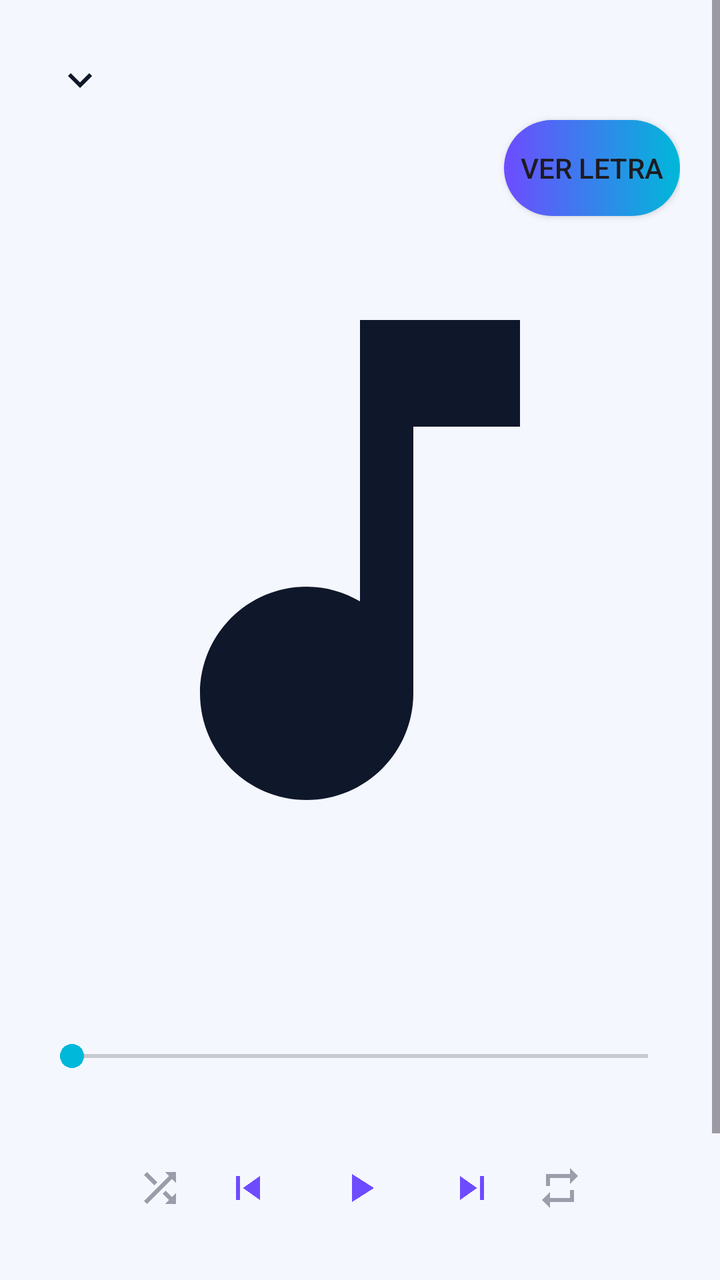
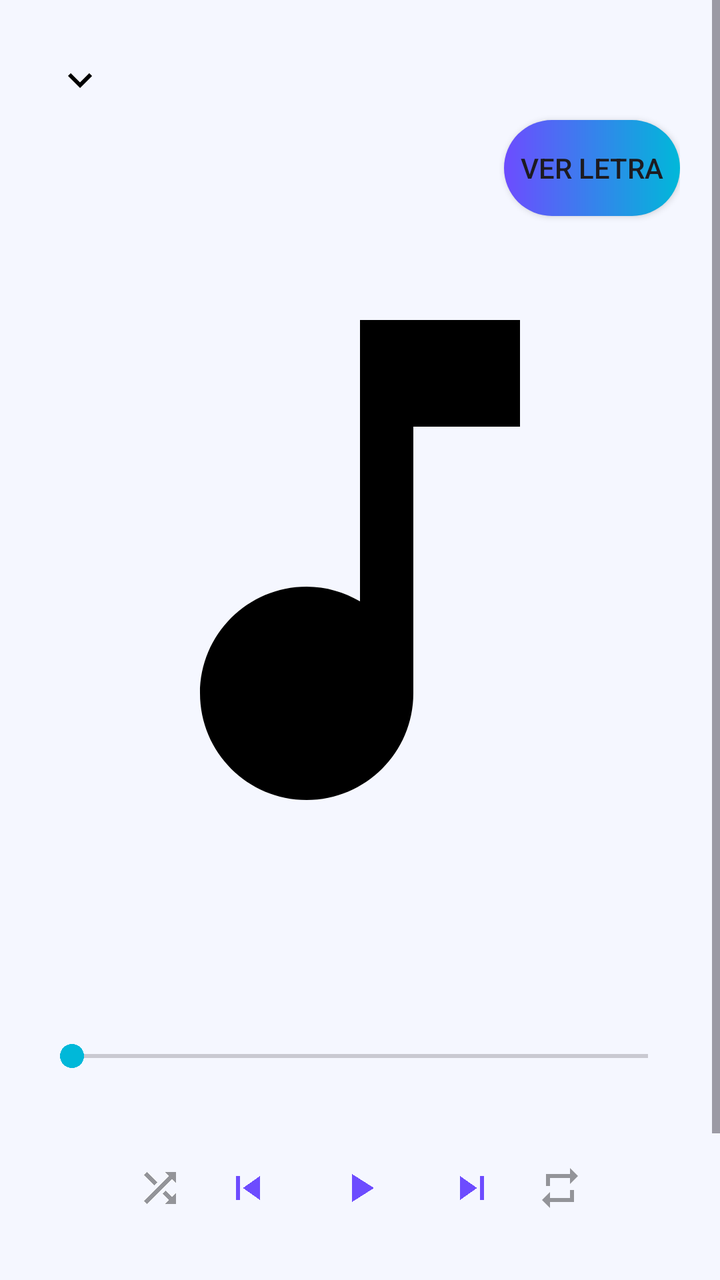

An Android layout rendered at two revisions. The XML below is the earlier revision; the diff shows what the commit changed to produce the second picture.
<!-- AndroidManifest.xml: application theme Base.Theme.Reproducers -->
<!-- res/layout/activity_player.xml -->
<ScrollView
    xmlns:android="http://schemas.android.com/apk/res/android"
    android:layout_width="match_parent"
    android:layout_height="match_parent"
    xmlns:app="http://schemas.android.com/apk/res-auto">

    <LinearLayout
        android:layout_width="match_parent"
        android:layout_height="wrap_content"
        android:orientation="vertical"
        android:padding="20dp">

        <ImageButton
            android:id="@+id/btnCollapse"
            android:layout_width="40dp"
            android:layout_height="40dp"
            android:layout_gravity="start"
            android:background="?attr/selectableItemBackgroundBorderless"
            android:src="@drawable/ic_down"
            app:tint="@color/iconTint" />

        
        <Button
            android:id="@+id/btnLyrics"
            android:layout_width="wrap_content"
            android:layout_height="wrap_content"
            android:layout_gravity="end"
            android:text="@string/view_lyrics"
            android:background="@drawable/bg_rounded_button"/>

        
        <ImageView
            android:id="@+id/playerCover"
            android:layout_width="match_parent"
            android:layout_height="320dp"
            android:scaleType="centerCrop"
            android:layout_marginTop="12dp"
            android:src="@drawable/ic_music_note"
            app:tint="@color/iconTint"/>

        
        <TextView
            android:id="@+id/lyricsView"
            android:layout_width="match_parent"
            android:layout_height="320dp"
            android:visibility="gone"
            android:gravity="center"
            android:textSize="18sp"
            android:scrollbars="vertical" />

        <TextView
            android:id="@+id/playerTitle"
            android:layout_width="match_parent"
            android:layout_height="wrap_content"
            android:textColor="@color/textPrimary"
            android:textSize="22sp"
            android:textStyle="bold"
            android:gravity="center"
            android:layout_marginTop="16dp" />

        <TextView
            android:id="@+id/playerArtist"
            android:layout_width="match_parent"
            android:layout_height="wrap_content"
            android:textSize="16sp"
            android:textColor="@color/textSecondary"
            android:gravity="center" />

        <SeekBar
            android:id="@+id/seekBar"
            android:layout_width="match_parent"
            android:layout_height="wrap_content"
            android:layout_marginTop="12dp" />

        <LinearLayout
            android:layout_width="match_parent"
            android:layout_height="wrap_content"
            android:gravity="center"
            android:orientation="horizontal"
            android:padding="25dp">

            <ImageButton
                android:id="@+id/btnShuffle"
                android:alpha="0.4"
                android:layout_width="40dp"
                android:layout_height="40dp"
                android:background="?attr/selectableItemBackgroundBorderless"
                android:src="@drawable/ic_shuffle"
                app:tint="@color/iconTint" />

            <ImageButton
                android:id="@+id/btnPrevious"
                android:layout_width="48dp"
                android:layout_height="48dp"
                android:background="?attr/selectableItemBackgroundBorderless"
                android:src="@drawable/ic_previous"
                app:tint="@color/accent" />

            <ImageButton
                android:id="@+id/btnPlayPause"
                android:layout_width="64dp"
                android:layout_height="64dp"
                android:background="?attr/selectableItemBackgroundBorderless"
                android:src="@drawable/ic_play_circle"
                app:tint="@color/accent" />

            <ImageButton
                android:id="@+id/btnNext"
                android:layout_width="48dp"
                android:layout_height="48dp"
                android:background="?attr/selectableItemBackgroundBorderless"
                android:src="@drawable/ic_next"
                app:tint="@color/accent" />

            <ImageButton
                android:id="@+id/btnRepeat"
                android:alpha="0.4"
                android:layout_width="40dp"
                android:layout_height="40dp"
                android:background="?attr/selectableItemBackgroundBorderless"
                android:src="@drawable/ic_repeat"
                app:tint="@color/iconTint" />

        </LinearLayout>

        <LinearLayout
            android:layout_width="match_parent"
            android:layout_height="wrap_content"
            android:gravity="center"
            android:orientation="horizontal"
            android:layout_marginTop="8dp">

            <ImageButton
                android:id="@+id/btnFavoritePlayer"
                android:layout_width="44dp"
                android:layout_height="44dp"
                android:background="?attr/selectableItemBackgroundBorderless"
                android:src="@drawable/ic_favorite_border"
                app:tint="@color/iconTint"/>

            <ImageButton
                android:id="@+id/btnAddToPlaylist"
                android:layout_width="44dp"
                android:layout_height="44dp"
                android:background="?attr/selectableItemBackgroundBorderless"
                android:src="@drawable/ic_playlist_add"
                app:tint="@color/iconTint"/>

        </LinearLayout>

    </LinearLayout>

</ScrollView>
<!-- resources referenced by this layout -->
<resources>
  <color name="accent">#6D4CFF</color>
  <color name="iconTint">#0F172A</color>
  <color name="textPrimary">#0F172A</color>
  <color name="textSecondary">#475569</color>
  <!-- drawable bg_rounded_button (drawable) -->
  <shape xmlns:android="http://schemas.android.com/apk/res/android">
      <corners android:radius="24dp" />
      <gradient
          android:angle="0"
          android:endColor="@color/accentSecondary"
          android:startColor="@color/accent" />
  </shape>
  <!-- drawable ic_down (drawable) -->
  <vector xmlns:android="http://schemas.android.com/apk/res/android" android:height="24dp" android:tint="#000000" android:viewportHeight="24" android:viewportWidth="24" android:width="24dp">
        
      <path android:fillColor="@android:color/white" android:pathData="M7.41,8.59L12,13.17l4.59,-4.58L18,10l-6,6 -6,-6 1.41,-1.41z"/>
      
  </vector>
  <!-- drawable ic_music_note (drawable) -->
  <vector xmlns:android="http://schemas.android.com/apk/res/android" android:height="24dp" android:tint="#000000" android:viewportHeight="24" android:viewportWidth="24" android:width="24dp">
        
      <path android:fillColor="@android:color/white" android:pathData="M12,3v10.55c-0.59,-0.34 -1.27,-0.55 -2,-0.55 -2.21,0 -4,1.79 -4,4s1.79,4 4,4 4,-1.79 4,-4V7h4V3h-6z"/>
      
  </vector>
  <!-- drawable ic_next (drawable) -->
  <vector xmlns:android="http://schemas.android.com/apk/res/android" android:height="24dp" android:tint="#000000" android:viewportHeight="24" android:viewportWidth="24" android:width="24dp">
        
      <path android:fillColor="@android:color/white" android:pathData="M6,18l8.5,-6L6,6v12zM16,6v12h2V6h-2z"/>
      
  </vector>
  <!-- drawable ic_play_circle (drawable) -->
  <vector xmlns:android="http://schemas.android.com/apk/res/android" android:height="24dp" android:tint="#000000" android:viewportHeight="24" android:viewportWidth="24" android:width="24dp">
        
      <path android:fillColor="@android:color/white" android:pathData="M8,5v14l11,-7z"/>
      
  </vector>
  <!-- drawable ic_playlist_add (drawable) -->
  <vector xmlns:android="http://schemas.android.com/apk/res/android" android:autoMirrored="true" android:height="24dp" android:tint="#000000" android:viewportHeight="24" android:viewportWidth="24" android:width="24dp">
        
      <path android:fillColor="@android:color/white" android:pathData="M14,10H3v2h11V10zM14,6H3v2h11V6zM18,14v-4h-2v4h-4v2h4v4h2v-4h4v-2H18zM3,16h7v-2H3V16z"/>
      
  </vector>
  <!-- drawable ic_previous (drawable) -->
  <vector xmlns:android="http://schemas.android.com/apk/res/android" android:height="24dp" android:tint="#000000" android:viewportHeight="24" android:viewportWidth="24" android:width="24dp">
        
      <path android:fillColor="@android:color/white" android:pathData="M6,6h2v12L6,18zM9.5,12l8.5,6L18,6z"/>
      
  </vector>
  <!-- drawable ic_repeat (drawable) -->
  <vector xmlns:android="http://schemas.android.com/apk/res/android" android:height="24dp" android:tint="#000000" android:viewportHeight="24" android:viewportWidth="24" android:width="24dp">
        
      <path android:fillColor="@android:color/white" android:pathData="M7,7h10v3l4,-4 -4,-4v3L5,5v6h2L7,7zM17,17L7,17v-3l-4,4 4,4v-3h12v-6h-2v4z"/>
      
  </vector>
  <!-- drawable ic_shuffle (drawable) -->
  <vector xmlns:android="http://schemas.android.com/apk/res/android" android:height="24dp" android:tint="#000000" android:viewportHeight="24" android:viewportWidth="24" android:width="24dp">
        
      <path android:fillColor="@android:color/white" android:pathData="M10.59,9.17L5.41,4 4,5.41l5.17,5.17 1.42,-1.41zM14.5,4l2.04,2.04L4,18.59 5.41,20 17.96,7.46 20,9.5L20,4h-5.5zM14.83,13.41l-1.41,1.41 3.13,3.13L14.5,20L20,20v-5.5l-2.04,2.04 -3.13,-3.13z"/>
      
  </vector>
  <string name="view_lyrics">Ver letra</string>
  <color name="accentSecondary">#00B8D9</color>
  <color name="accentLight">#8EA3FF</color>
  <color name="primaryDark">#E7ECFF</color>
  <color name="surface">#FFFFFF</color>
  <color name="primary">#F5F7FF</color>
  <!-- unchanged entries left out for length: 2 -->
</resources>

<!-- the commit's change to res/layout/activity_player.xml (unified diff, before → after) -->
@@ -16,8 +16,7 @@
             android:layout_height="40dp"
             android:layout_gravity="start"
             android:background="?attr/selectableItemBackgroundBorderless"
-            android:src="@drawable/ic_down"
-            app:tint="@color/iconTint" />
+            android:src="@drawable/ic_down" />
 
         
         <Button
@@ -35,8 +34,7 @@
             android:layout_height="320dp"
             android:scaleType="centerCrop"
             android:layout_marginTop="12dp"
-            android:src="@drawable/ic_music_note"
-            app:tint="@color/iconTint"/>
+            android:src="@drawable/ic_music_note" />
 
         
         <TextView
@@ -85,8 +83,7 @@
                 android:layout_width="40dp"
                 android:layout_height="40dp"
                 android:background="?attr/selectableItemBackgroundBorderless"
-                android:src="@drawable/ic_shuffle"
-                app:tint="@color/iconTint" />
+                android:src="@drawable/ic_shuffle" />
 
             <ImageButton
                 android:id="@+id/btnPrevious"
@@ -118,8 +115,7 @@
                 android:layout_width="40dp"
                 android:layout_height="40dp"
                 android:background="?attr/selectableItemBackgroundBorderless"
-                android:src="@drawable/ic_repeat"
-                app:tint="@color/iconTint" />
+                android:src="@drawable/ic_repeat" />
 
         </LinearLayout>
 
@@ -135,16 +131,14 @@
                 android:layout_width="44dp"
                 android:layout_height="44dp"
                 android:background="?attr/selectableItemBackgroundBorderless"
-                android:src="@drawable/ic_favorite_border"
-                app:tint="@color/iconTint"/>
+                android:src="@drawable/ic_favorite_border" />
 
             <ImageButton
                 android:id="@+id/btnAddToPlaylist"
                 android:layout_width="44dp"
                 android:layout_height="44dp"
                 android:background="?attr/selectableItemBackgroundBorderless"
-                android:src="@drawable/ic_playlist_add"
-                app:tint="@color/iconTint"/>
+                android:src="@drawable/ic_playlist_add" />
 
         </LinearLayout>
 
<!-- resource entries referenced after the edit -->
@@ -1,7 +1,6 @@
 <!-- resources referenced by this layout -->
 <resources>
   <color name="accent">#6D4CFF</color>
-  <color name="iconTint">#0F172A</color>
   <color name="textPrimary">#0F172A</color>
   <color name="textSecondary">#475569</color>
   <!-- drawable bg_rounded_button (drawable) -->
